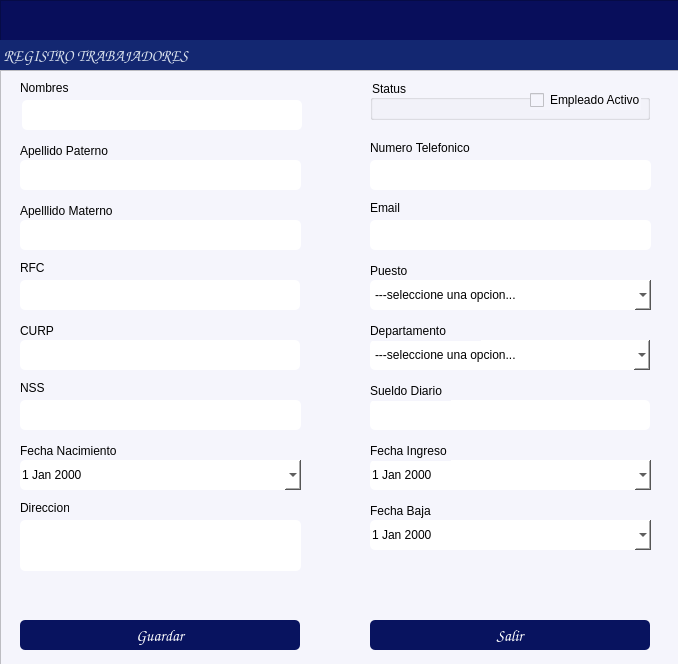
alucard8130/gac_py_V1.02, file gui/formEmpleados.ui: the form before one commit.
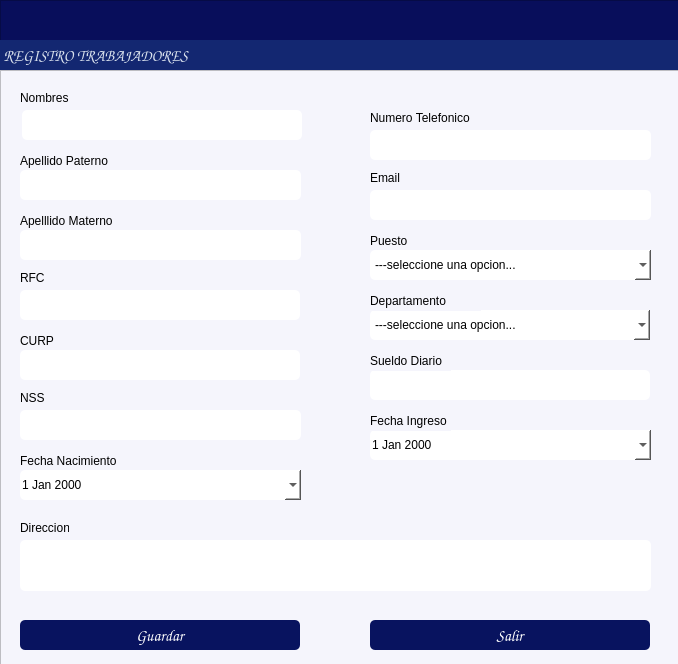
The form after the commit. Icons and pictures are not drawn.

Patch:
```diff
--- a/gui/formEmpleados.ui
+++ b/gui/formEmpleados.ui
@@ -96,7 +96,7 @@
     <property name="geometry">
      <rect>
       <x>22</x>
-      <y>30</y>
+      <y>40</y>
       <width>280</width>
       <height>30</height>
      </rect>
@@ -116,7 +116,7 @@
     <property name="geometry">
      <rect>
       <x>20</x>
-      <y>250</y>
+      <y>260</y>
       <width>49</width>
       <height>21</height>
      </rect>
@@ -129,8 +129,8 @@
     <property name="geometry">
      <rect>
       <x>20</x>
-      <y>450</y>
-      <width>281</width>
+      <y>470</y>
+      <width>631</width>
       <height>51</height>
      </rect>
     </property>
@@ -146,7 +146,7 @@
     <property name="geometry">
      <rect>
       <x>370</x>
-      <y>270</y>
+      <y>240</y>
       <width>280</width>
       <height>30</height>
      </rect>
@@ -205,7 +205,7 @@
     <property name="geometry">
      <rect>
       <x>370</x>
-      <y>250</y>
+      <y>220</y>
       <width>111</width>
       <height>21</height>
      </rect>
@@ -218,7 +218,7 @@
     <property name="geometry">
      <rect>
       <x>20</x>
-      <y>430</y>
+      <y>450</y>
       <width>49</width>
       <height>16</height>
      </rect>
@@ -227,43 +227,11 @@
      <string>Direccion</string>
     </property>
    </widget>
-   <widget class="QGroupBox" name="groupBox">
-    <property name="geometry">
-     <rect>
-      <x>370</x>
-      <y>10</y>
-      <width>280</width>
-      <height>40</height>
-     </rect>
-    </property>
-    <property name="styleSheet">
-     <string notr="true"/>
-    </property>
-    <property name="title">
-     <string>Status</string>
-    </property>
-    <widget class="QCheckBox" name="checkBoxStatus">
-     <property name="geometry">
-      <rect>
-       <x>160</x>
-       <y>10</y>
-       <width>111</width>
-       <height>20</height>
-      </rect>
-     </property>
-     <property name="styleSheet">
-      <string notr="true">border-color: rgb(0, 0, 0);</string>
-     </property>
-     <property name="text">
-      <string>Empleado Activo</string>
-     </property>
-    </widget>
-   </widget>
    <widget class="QLabel" name="label_5">
     <property name="geometry">
      <rect>
       <x>20</x>
-      <y>130</y>
+      <y>140</y>
       <width>111</width>
       <height>21</height>
      </rect>
@@ -276,7 +244,7 @@
     <property name="geometry">
      <rect>
       <x>370</x>
-      <y>130</y>
+      <y>100</y>
       <width>41</width>
       <height>16</height>
      </rect>
@@ -289,7 +257,7 @@
     <property name="geometry">
      <rect>
       <x>370</x>
-      <y>70</y>
+      <y>40</y>
       <width>111</width>
       <height>16</height>
      </rect>
@@ -302,7 +270,7 @@
     <property name="geometry">
      <rect>
       <x>20</x>
-      <y>210</y>
+      <y>220</y>
       <width>280</width>
       <height>30</height>
      </rect>
@@ -320,7 +288,7 @@
     <property name="geometry">
      <rect>
       <x>20</x>
-      <y>150</y>
+      <y>160</y>
       <width>281</width>
       <height>30</height>
      </rect>
@@ -337,7 +305,7 @@
     <property name="geometry">
      <rect>
       <x>370</x>
-      <y>90</y>
+      <y>60</y>
       <width>281</width>
       <height>30</height>
      </rect>
@@ -354,7 +322,7 @@
     <property name="geometry">
      <rect>
       <x>370</x>
-      <y>150</y>
+      <y>120</y>
       <width>281</width>
       <height>30</height>
      </rect>
@@ -371,7 +339,7 @@
     <property name="geometry">
      <rect>
       <x>20</x>
-      <y>270</y>
+      <y>280</y>
       <width>280</width>
       <height>30</height>
      </rect>
@@ -388,7 +356,7 @@
     <property name="geometry">
      <rect>
       <x>20</x>
-      <y>10</y>
+      <y>20</y>
       <width>111</width>
       <height>16</height>
      </rect>
@@ -401,7 +369,7 @@
     <property name="geometry">
      <rect>
       <x>20</x>
-      <y>190</y>
+      <y>200</y>
       <width>31</width>
       <height>16</height>
      </rect>
@@ -414,7 +382,7 @@
     <property name="geometry">
      <rect>
       <x>370</x>
-      <y>190</y>
+      <y>160</y>
       <width>111</width>
       <height>21</height>
      </rect>
@@ -430,7 +398,7 @@
     <property name="geometry">
      <rect>
       <x>370</x>
-      <y>210</y>
+      <y>180</y>
       <width>281</width>
       <height>30</height>
      </rect>
@@ -484,7 +452,7 @@
     <property name="geometry">
      <rect>
       <x>20</x>
-      <y>70</y>
+      <y>80</y>
       <width>91</width>
       <height>21</height>
      </rect>
@@ -497,7 +465,7 @@
     <property name="geometry">
      <rect>
       <x>20</x>
-      <y>90</y>
+      <y>100</y>
       <width>281</width>
       <height>30</height>
      </rect>
@@ -517,7 +485,7 @@
     <property name="geometry">
      <rect>
       <x>20</x>
-      <y>330</y>
+      <y>340</y>
       <width>281</width>
       <height>30</height>
      </rect>
@@ -534,7 +502,7 @@
     <property name="geometry">
      <rect>
       <x>20</x>
-      <y>310</y>
+      <y>320</y>
       <width>111</width>
       <height>16</height>
      </rect>
@@ -547,7 +515,7 @@
     <property name="geometry">
      <rect>
       <x>370</x>
-      <y>330</y>
+      <y>300</y>
       <width>280</width>
       <height>30</height>
      </rect>
@@ -564,7 +532,7 @@
     <property name="geometry">
      <rect>
       <x>370</x>
-      <y>310</y>
+      <y>280</y>
       <width>81</width>
       <height>21</height>
      </rect>
@@ -577,7 +545,7 @@
     <property name="geometry">
      <rect>
       <x>370</x>
-      <y>390</y>
+      <y>360</y>
       <width>281</width>
       <height>30</height>
      </rect>
@@ -595,7 +563,7 @@
     <property name="geometry">
      <rect>
       <x>370</x>
-      <y>370</y>
+      <y>340</y>
       <width>81</width>
       <height>21</height>
      </rect>
@@ -604,42 +572,11 @@
      <string>Fecha Ingreso</string>
     </property>
    </widget>
-   <widget class="QLabel" name="label_17">
-    <property name="geometry">
-     <rect>
-      <x>370</x>
-      <y>430</y>
-      <width>81</width>
-      <height>21</height>
-     </rect>
-    </property>
-    <property name="text">
-     <string>Fecha Baja</string>
-    </property>
-   </widget>
-   <widget class="QDateEdit" name="dateBoxFB">
-    <property name="geometry">
-     <rect>
-      <x>370</x>
-      <y>450</y>
-      <width>281</width>
-      <height>30</height>
-     </rect>
-    </property>
-    <property name="styleSheet">
-     <string notr="true">background-color: rgb(255, 255, 255);
-border-radius:5px;
-color: rgb(0, 0, 0);</string>
-    </property>
-    <property name="calendarPopup">
-     <bool>true</bool>
-    </property>
-   </widget>
    <widget class="QLabel" name="label_18">
     <property name="geometry">
      <rect>
       <x>20</x>
-      <y>370</y>
+      <y>380</y>
       <width>111</width>
       <height>21</height>
      </rect>
@@ -652,7 +589,7 @@
     <property name="geometry">
      <rect>
       <x>20</x>
-      <y>390</y>
+      <y>400</y>
       <width>281</width>
       <height>30</height>
      </rect>
```
Left out of the diff: 9 changed lines with no effect on the pictures.
